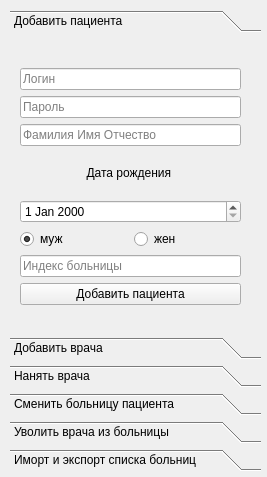
Old version of the form client/gui/ui/reg_window.ui in the repository Banifest/HospitalDB.
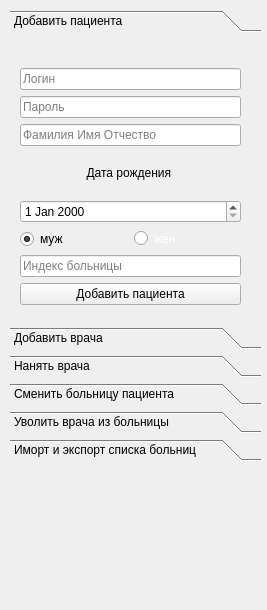
New version of the form. The open tabs and pages were chosen to show the change. Icons and pictures are not drawn.

```diff
--- a/client/gui/ui/reg_window.ui
+++ b/client/gui/ui/reg_window.ui
@@ -7,7 +7,7 @@
     <x>0</x>
     <y>0</y>
        <width>267</width>
-       <height>477</height>
+       <height>610</height>
    </rect>
   </property>
   <property name="windowTitle">
@@ -1244,7 +1244,7 @@
         <x>10</x>
         <y>10</y>
         <width>251</width>
-        <height>461</height>
+        <height>451</height>
     </rect>
    </property>
             <property name="sizePolicy">
@@ -1339,6 +1339,14 @@
                         </item>
                         <item row="5" column="1">
                             <widget class="QRadioButton" name="user_women_radio">
+                                <property name="styleSheet">
+                                    <string notr="true">color: rgb(255, 255, 255);
+                                        selection-background-color: rgb(255, 255, 255);
+                                        gridline-color: rgb(255, 255, 255);
+                                        border-color: rgb(255, 255, 255);
+                                        alternate-background-color: rgb(255, 255, 255);
+                                    </string>
+                                </property>
                                 <property name="text">
                                     <string>жен</string>
                                 </property>
```
Left out of the diff: 10 changed lines with no effect on the pictures.
